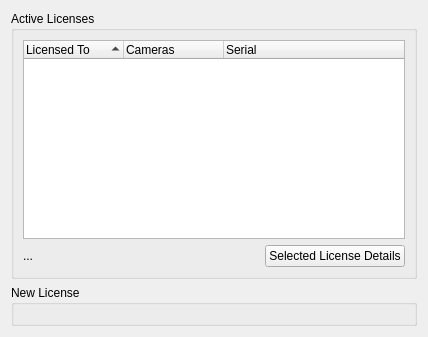
networkoptix/nx_open, file client/src/ui/widgets/settings/license_manager_widget.ui: the form before one commit.
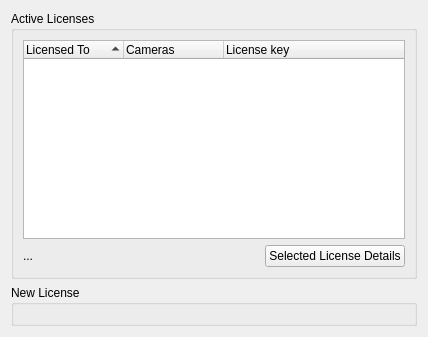
The form after the commit. Custom widgets are drawn as their Qt base class.

Commit message:
Renamings: serial -> license, thumbnails search -> preview search
<==== Mercurial data ====>
Branch: stable

```diff
--- a/client/src/ui/widgets/settings/license_manager_widget.ui
+++ b/client/src/ui/widgets/settings/license_manager_widget.ui
@@ -50,7 +50,7 @@
             </column>
             <column>
              <property name="text">
-              <string>Serial</string>
+              <string>License key</string>
              </property>
             </column>
            </widget>
```
The commit also changes 3 other files.
